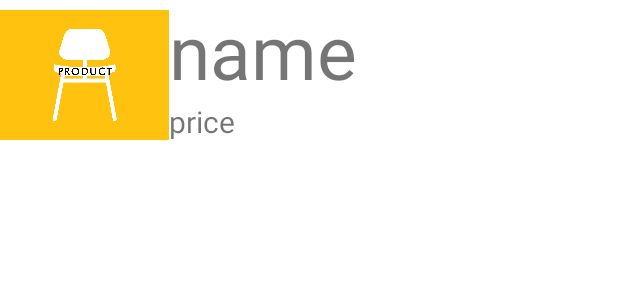
After one commit to AvichaiEliyahu/FinalProject, an Android app: the layout product_list_item.xml on its own in the app's theme, with its tools: preview values and no code run, on a phone screen of 412 x 824 dp. The commit adds this screen. Shown: the top 300 px of the screen. Run offline under Robolectric (Android 15) with nearby library versions, the phone set to English and light mode, and no system bars.

Commit message:
added product_list_item.xml added Activity_MakeList

```diff
--- a/app/src/main/java/com/example/finalproject/User.java
+++ b/app/src/main/java/com/example/finalproject/User.java
@@ -12,7 +12,7 @@ public class User implements IUser {
     public User() {
     }
 
-    public User(String userName, String password, ProductsList products, USER_TYPE type) {
+    public User(String userName, String password, USER_TYPE type) {
         this.userName = userName;
         this.password = password;
         this.type = type;
--- /dev/null
+++ b/app/src/main/res/layout/product_list_item.xml
@@ -0,0 +1,53 @@
+<?xml version="1.0" encoding="utf-8"?>
+<LinearLayout
+    xmlns:android="http://schemas.android.com/apk/res/android"
+    android:layout_width="match_parent"
+    android:layout_height="match_parent"
+
+    android:orientation="horizontal"
+    >
+    <LinearLayout
+        android:layout_width="match_parent"
+        android:layout_height="wrap_content"
+        android:orientation="horizontal"
+        >
+        <ImageView
+            android:layout_width="150dp"
+            android:layout_height="100dp"
+            android:layout_weight="1"
+            android:src="@drawable/general_product"
+            >
+
+        </ImageView>
+        <LinearLayout
+            android:layout_width="match_parent"
+            android:layout_height="wrap_content"
+            android:orientation="vertical"
+            android:layout_weight="3"
+            android:layout_gravity="center_horizontal"
+            >
+            <TextView
+                android:id="@+id/productItem_LBL_name"
+                android:layout_width="match_parent"
+                android:layout_height="match_parent"
+                android:textSize="50sp"
+                android:layout_weight="2"
+                android:text="name">
+            </TextView>
+
+            <TextView
+                android:id="@+id/productItem_LBL_price"
+                android:layout_width="match_parent"
+                android:layout_height="match_parent"
+                android:layout_weight="1"
+                android:textSize="20sp"
+                android:text="price">
+            </TextView>
+
+        </LinearLayout>
+
+
+    </LinearLayout>
+
+
+</LinearLayout>
--- a/app/src/main/res/layout/super_list_item.xml
+++ b/app/src/main/res/layout/super_list_item.xml
@@ -23,7 +23,6 @@
             android:layout_width="match_parent"
             android:layout_height="match_parent"
             android:layout_weight="1"
-
             android:hint="address"/>
     </LinearLayout>
 </androidx.constraintlayout.widget.ConstraintLayout>
```
Also changed, not shown: app/src/main/AndroidManifest.xml (+7 -6 lines), app/src/main/java/com/example/finalproject/Activity_MakeList.java (+48 -1 lines), app/src/main/java/com/example/finalproject/Activity_Supermarket_Select.java (+0 -8 lines), app/src/main/res/layout/activity_make_list.xml (+22 -0 lines), app/src/main/res/drawable-v24/general_product.jpg (added).
